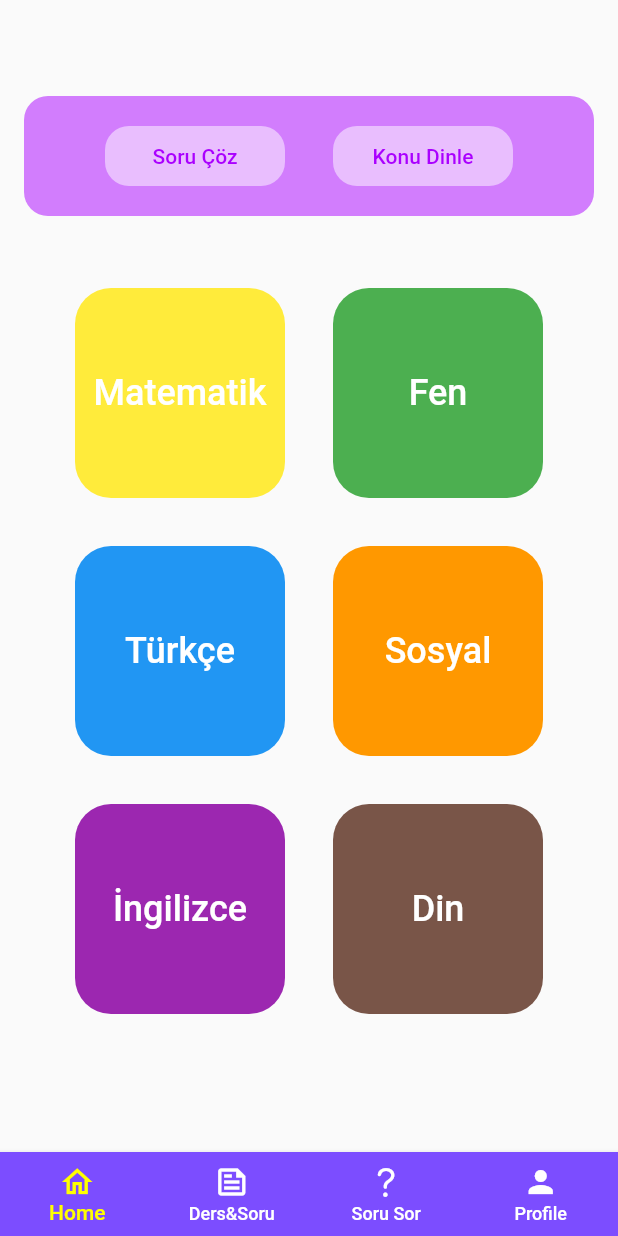
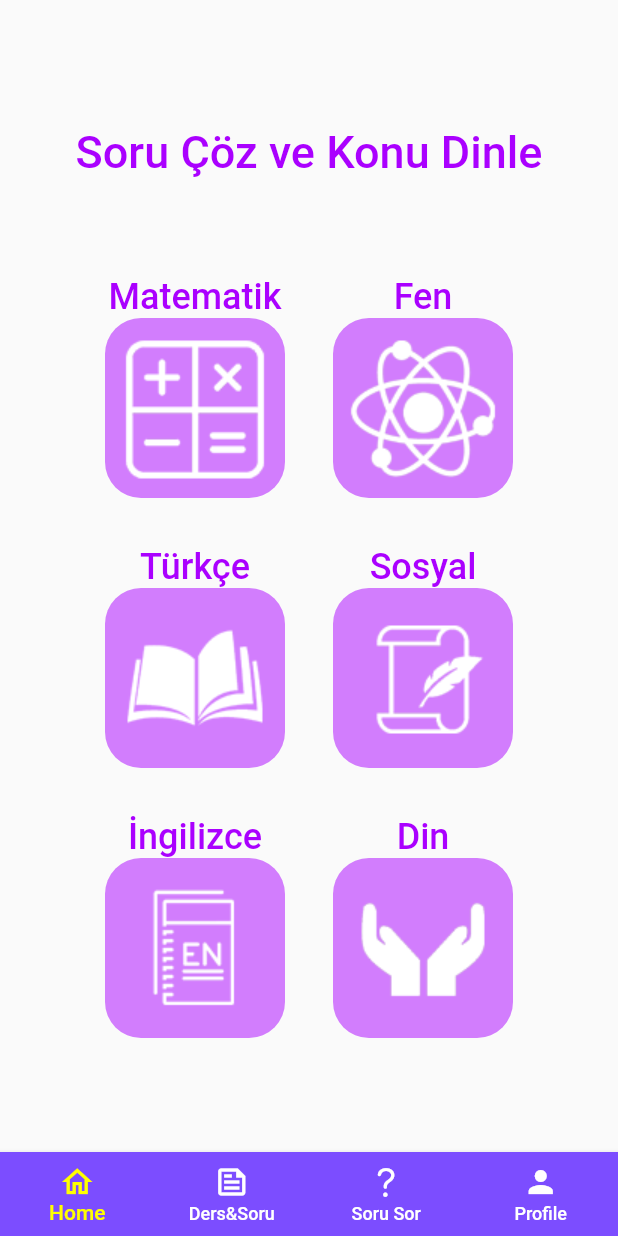
Before and after one commit to hasanaliozdemir/flutterHackhaton, a Flutter app: the LessonAndQuestionPage screen opened directly, on a phone screen of 412 x 824 dp. Run offline on Flutter 3.47's test engine with Material 2 defaults, Android fonts, the phone set to English and light mode, and no system bars; drawn by our look-alikes of animated_text_kit; our stand-ins replace cloud_firestore, email_validator, firebase_auth, firebase_core, get, google_fonts and 3 more; accounts and stored records are empty.

Commit message:
some ui mindset

```diff
--- a/flutter_app/lib/view/homepage/chose_question_or_lesson.dart
+++ b/flutter_app/lib/view/homepage/chose_question_or_lesson.dart
@@ -13,7 +13,7 @@ class ChoseQuestonOrLesson extends StatelessWidget {
       padding: const EdgeInsets.symmetric(horizontal: 24, vertical: 24),
       decoration: BoxDecoration(
           borderRadius: BorderRadius.circular(16),
-          color: blue400.withOpacity(0.6)),
+          color: blue700.withOpacity(0.6)),
       height: 120,
       child: Row(
         children: [
--- a/flutter_app/lib/view/lessonspage/chose_lesson_or_test_card.dart
+++ b/flutter_app/lib/view/lessonspage/chose_lesson_or_test_card.dart
@@ -1,3 +1,4 @@
+import 'package:animated_text_kit/animated_text_kit.dart';
 import 'package:flutter/material.dart';
 
 import '../../core/colors.dart';
@@ -12,35 +13,31 @@ class ChoseLessonOrTestCard extends StatelessWidget {
     return Container(
       height: 80,
       decoration: BoxDecoration(
-        color: blue500.withOpacity(0.5),
+        //color: blue500.withOpacity(0.5),
         borderRadius: BorderRadius.circular(16),
       ),
       child: Row(
         mainAxisAlignment: MainAxisAlignment.center,
         children: [
           Container(
-            width: 120,
+            width: 350,
             height: 40,
             decoration: BoxDecoration(
-              color: white.withOpacity(0.5),
+              color: white.withOpacity(0),
               borderRadius: BorderRadius.circular(16)
             ),
-            child: Center(child: Text("Soru Çöz",style: TextStyle(
-              color: blue500
-            ),)),
+            child: Align(
+              alignment: Alignment.topCenter,
+
+              child: AnimatedTextKit(animatedTexts: [
+            WavyAnimatedText("Soru Çöz ve Konu Dinle",textStyle: TextStyle(
+                color: blue500,
+                fontSize: 30,
+              ),)
+          ] )
+            ),
           ),
-          const SizedBox(width: 32,),
-          Container(
-            width: 120,
-            height: 40,
-            decoration: BoxDecoration(
-              color: white.withOpacity(0.5),
-              borderRadius: BorderRadius.circular(16)
-            ),
-            child: Center(child: Text("Konu Dinle",style: TextStyle(
-              color: blue500
-            ),)),
-          ),
+
         ],
       ),
     );
--- a/flutter_app/lib/view/lessonspage/lessonCard.dart
+++ b/flutter_app/lib/view/lessonspage/lessonCard.dart
@@ -10,41 +10,49 @@ class LessonCard extends StatelessWidget {
     return Padding(
       padding: const EdgeInsets.all(16.0),
       child: Container(
-        width: 140,
-        height: 140,
+        height: 148,
+        child: Column(
+          children: [
+            Text(_returnName(index),style: TextStyle(
+                  color: blue500,
+                  fontSize: 24
+                ),),
+            Container(
+              width: 120,
+              height: 120,
               decoration: BoxDecoration(
                   borderRadius: BorderRadius.circular(24),
-            color: _returnColor(index),
-
+                  color: blue700.withOpacity(0.5),
+                  image: DecorationImage(
+                    image: AssetImage(_returnPath()),
+                    opacity: 1
+                  )
                   ),
-            child: Center(
-              child: Text(_returnName(index),style: TextStyle(
-                color: white,
-                fontSize: 24
-              ),),
+            ),
+          ],
         ),
       ),
     );
   }
 
-  _returnColor(index) {
+_returnPath(){
   switch (index) {
     case 1:
-        return Colors.yellow;
+      return "assets/icons/mathicon.png";
     case 2:
-        return Colors.green;
+      return "assets/icons/fenicon.png";
     case 3:
-        return Colors.blue;
+      return "assets/icons/trkicon.png";
     case 4:
-        return Colors.orange;
+      return "assets/icons/historyicon.png";
     case 5:
-        return Colors.purple;
+      return "assets/icons/engicon.png";
     case 6:
-        return Colors.brown;
-
+      return "assets/icons/dinicon.png";
     default:
   }
 }
+
 
   _returnName(index) {
     switch (index) {
--- a/flutter_app/lib/view/lessonspage/lessons_page.dart
+++ b/flutter_app/lib/view/lessonspage/lessons_page.dart
@@ -23,7 +23,7 @@ class _LessonAndQuestionPageState extends State<LessonAndQuestionPage> {
           children: [
             const SizedBox(height: 48,),
             const ChoseLessonOrTestCard(),
-            const SizedBox(height: 32,),
+            const SizedBox(height: 24,),
             Wrap(
               children: List.generate(6, (index) => LessonCard(index: index+1)),
             )
```
Also changed, not shown: flutter_app/lib/core/components/bottom_bar.dart (+4 -4 lines), flutter_app/lib/view/homepage/send_question_card.dart (+11 -4 lines), flutter_app/lib/view/homepage/target_question_card.dart (+4 -3 lines), flutter_app/lib/view/lessonspage/view_lesson.dart (added, +28 -0 lines), flutter_app/lib/view/profile/categorysTest.dart (+7 -6 lines), flutter_app/lib/view/profile/profile_page.dart (+77 -55 lines), flutter_app/lib/view/questionsPage/questions_page.dart (+12 -1 lines), flutter_app/lib/view/questionsPage/send_question.dart (added, +113 -0 lines). Lines whose indentation alone changed are shown as unchanged.
